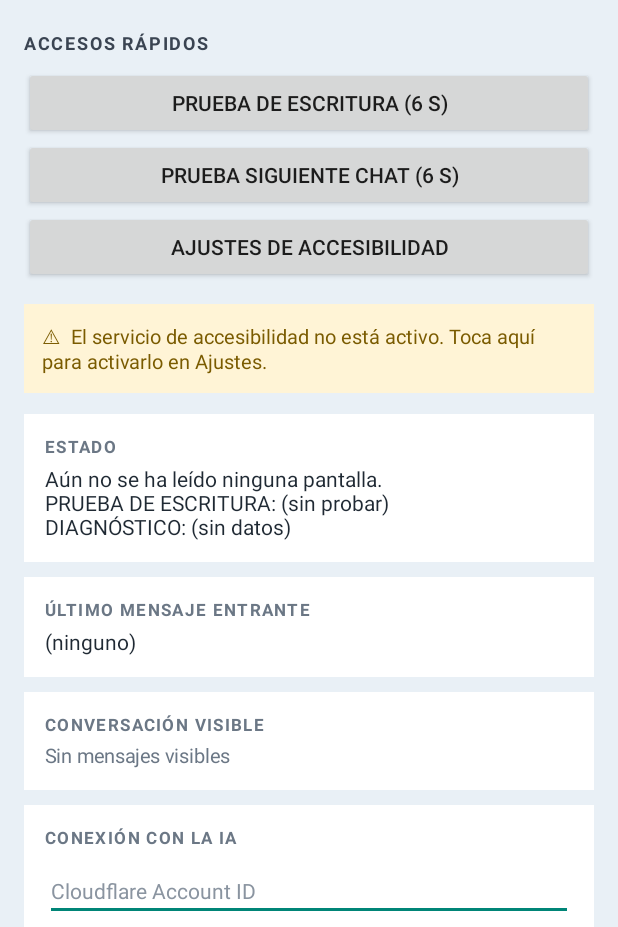
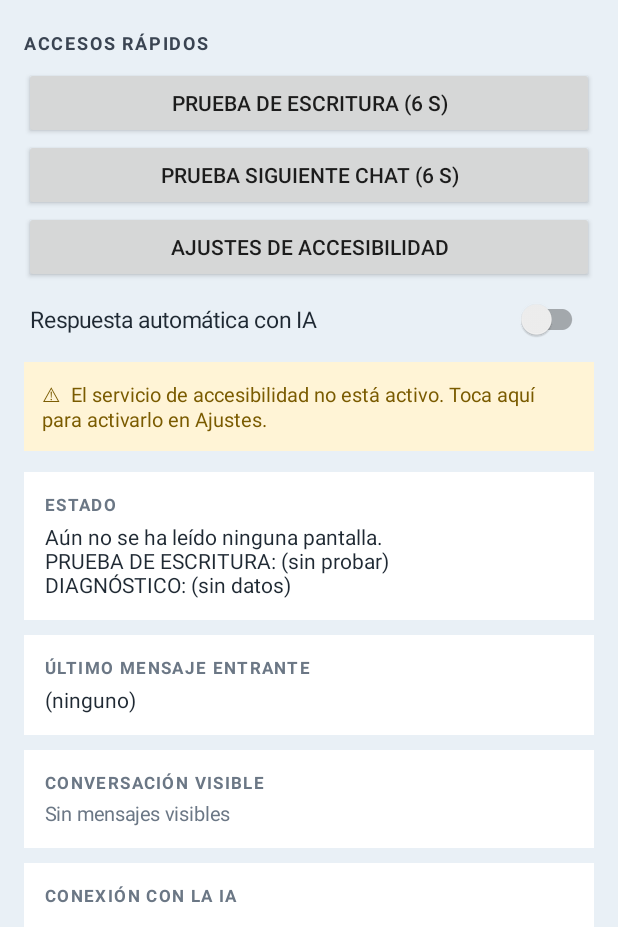
Before and after one commit to thepopis/Layla-Bot, an Android app: the screen it shows after launch (MainActivity), after a tap on "ACTUALIZAR", on a phone screen of 412 x 824 dp, the part 309-1236 px from its top. Run offline under Robolectric (Android 15) with nearby library versions, the phone set to English and light mode, and no system bars.

Commit message:
Actualizar MainActivity.java

```diff
--- a/app/src/main/java/com/layla/bot/MainActivity.java
+++ b/app/src/main/java/com/layla/bot/MainActivity.java
@@ -13,12 +13,14 @@ import android.os.Looper;
 import android.provider.Settings;
 import android.view.Gravity;
 import android.view.View;
+import android.view.ViewGroup;
 import android.widget.Button;
 import android.widget.EditText;
 import android.widget.LinearLayout;
 import android.widget.TextView;
 import android.widget.Toast;
 import androidx.appcompat.app.AppCompatActivity;
+import androidx.appcompat.widget.SwitchCompat;
 
 import com.layla.bot.data.IaRepository;
 import com.layla.bot.service.BotState;
@@ -84,6 +86,7 @@ public class MainActivity extends AppCompatActivity {
 
         tvFecha.setText(new SimpleDateFormat("d MMM yyyy", new Locale("es")).format(new Date()));
         actualizarEstadoIa();
+        agregarInterruptorAuto();
 
         actualizar.setOnClickListener(v -> mostrarInforme(state.informe()));
 
@@ -181,6 +184,24 @@ public class MainActivity extends AppCompatActivity {
         handler.removeCallbacks(refrescar);
     }
 
+    /** Interruptor "Respuesta automática con IA" (arranca apagado). */
+    private void agregarInterruptorAuto() {
+        SwitchCompat sw = new SwitchCompat(this);
+        sw.setText("Respuesta automática con IA");
+        sw.setTextColor(0xFF1F2933);
+        sw.setTextSize(15);
+        sw.setPadding(dp(4), dp(14), dp(4), dp(4));
+        sw.setChecked(prefs.getBoolean("auto_activo", false));
+        sw.setOnCheckedChangeListener((boton, activo) -> {
+            prefs.edit().putBoolean("auto_activo", activo).apply();
+            Toast.makeText(this,
+                    activo ? "Respuesta automática ACTIVADA" : "Respuesta automática apagada",
+                    Toast.LENGTH_SHORT).show();
+        });
+        ViewGroup contenido = (ViewGroup) aviso.getParent();
+        contenido.addView(sw, contenido.indexOfChild(aviso));
+    }
+
     /** Muestra qué claves están guardadas (sin revelarlas). */
     private void actualizarEstadoIa() {
         boolean cf = !prefs.getString("cf_account", "").isEmpty()
@@ -261,11 +282,9 @@ public class MainActivity extends AppCompatActivity {
         float grande = dp(18);
         float chico = dp(4);
         if (mio) {
-            // Esquina inferior derecha casi recta
             fondo.setCornerRadii(new float[]{grande, grande, grande, grande,
                     chico, chico, grande, grande});
         } else {
-            // Esquina inferior izquierda casi recta
             fondo.setCornerRadii(new float[]{grande, grande, grande, grande,
                     grande, grande, chico, chico});
             fondo.setStroke(dp(1), 0xFFE1E7EE);
```
